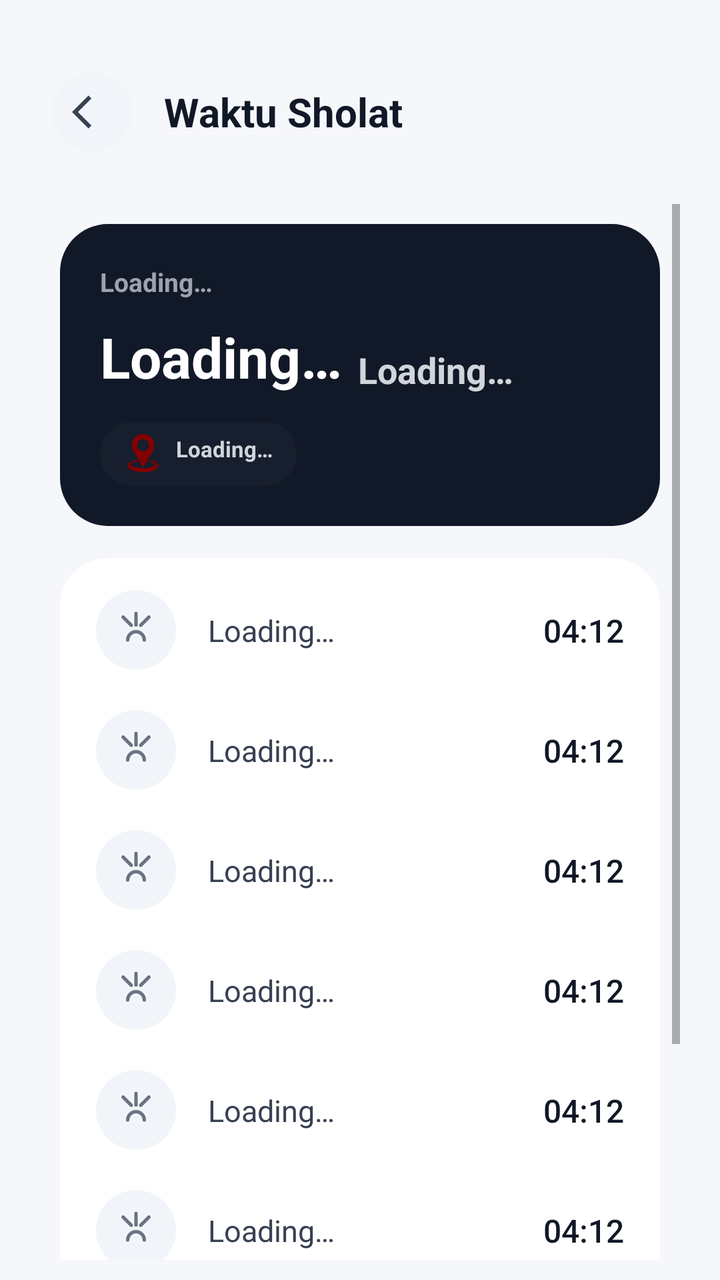
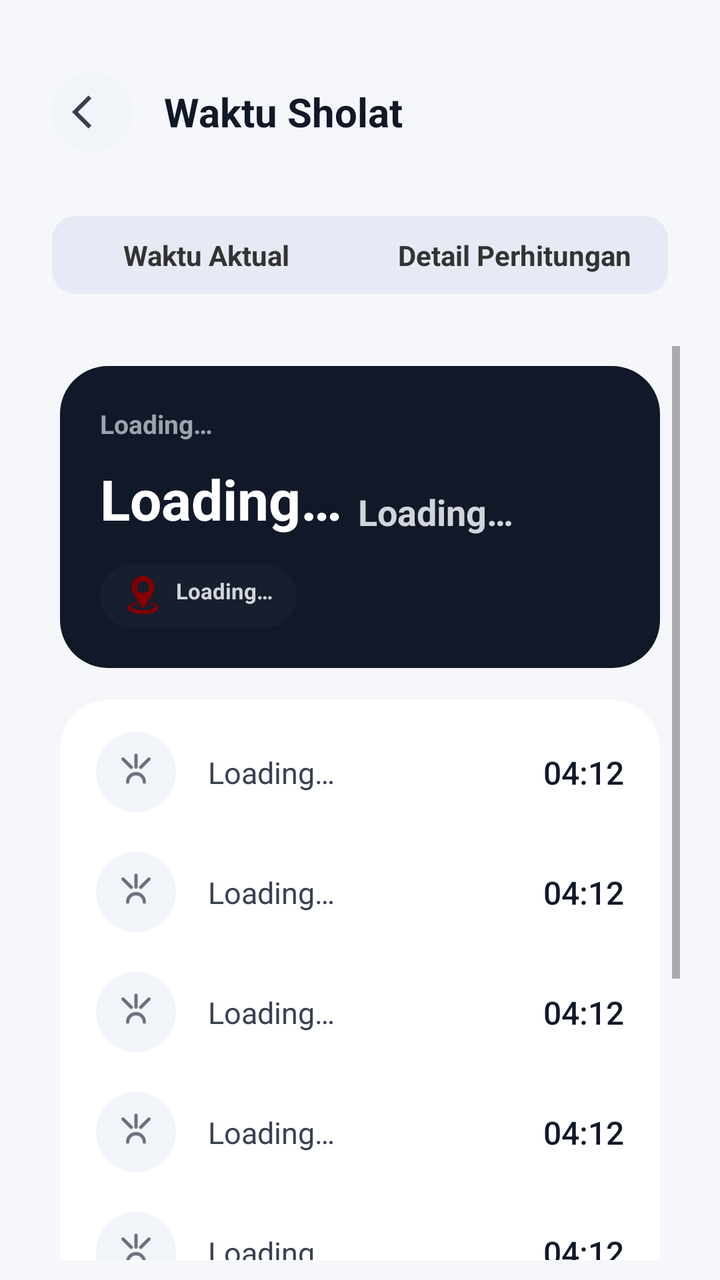

Compare the two renders of this Android layout. The source of the first and the diff that turns it into the second are given below.
<!-- AndroidManifest.xml: application theme AppTheme -->
<!-- res/layout/activity_waktu_sholat.xml -->
<?xml version="1.0" encoding="utf-8"?>
<LinearLayout xmlns:android="http://schemas.android.com/apk/res/android"
    xmlns:app="http://schemas.android.com/apk/res-auto"
    xmlns:tools="http://schemas.android.com/tools"
    android:layout_width="match_parent"
    android:layout_height="match_parent"
    android:orientation="vertical"
    android:paddingTop="20dp"
    android:paddingLeft="10dp"
    android:paddingRight="10dp"
    tools:context=".ui.waktusholat.WaktuSholatActivity"
    android:background="#F5F7FA">

    <LinearLayout
        android:layout_width="match_parent"
        android:layout_height="wrap_content"
        android:gravity="center_vertical"
        android:padding="16dp">
        <ImageView
            android:id="@+id/btnBack"
            android:layout_width="40dp"
            android:layout_height="40dp"
            android:padding="10dp"
            android:background="@drawable/bg_circle_button"
            android:backgroundTint="@color/waktu_sholat_icon_bg_inactive"
            android:src="@drawable/ic_arrow_back"
            app:tint="#374151"/>
        <TextView
        android:layout_width="wrap_content"
        android:layout_height="wrap_content"
        android:text="Waktu Sholat"
        android:textSize="20sp"
        android:textStyle="bold"
        android:layout_marginStart="16dp"
        android:textColor="#111827"/>
    </LinearLayout>

    <LinearLayout
        android:id="@+id/tabContainer"
        android:layout_width="match_parent"
        android:layout_height="wrap_content"
        android:background="@drawable/bg_tab_container"
        android:orientation="horizontal"
        android:visibility="gone"
        android:layout_margin="16dp">

        <TextView
            android:id="@+id/btnTabActual"
            android:layout_width="0dp"
            android:layout_height="wrap_content"
            android:layout_weight="1"
            android:background="@drawable/bg_tab_inactive"
            android:gravity="center"
            android:paddingVertical="10dp"
            android:text="Waktu Aktual"
            android:textColor="#333333"
            android:textStyle="bold"
            android:textSize="14sp" />

        <TextView
            android:id="@+id/btnTabDetail"
            android:layout_width="0dp"
            android:layout_height="wrap_content"
            android:layout_weight="1"
            android:background="@drawable/bg_tab_inactive"
            android:gravity="center"
            android:paddingVertical="10dp"
            android:text="Detail Perhitungan"
            android:textColor="#333333"
            android:textStyle="bold"
            android:textSize="14sp" />

    </LinearLayout>

    <ScrollView
        android:layout_width="match_parent"
        android:layout_height="match_parent"
        android:padding="10dp">

        <FrameLayout
            android:layout_width="match_parent"
            android:layout_height="wrap_content">

            <LinearLayout
                android:id="@+id/layoutWaktuSholat"
                android:layout_width="match_parent"
                android:layout_height="wrap_content"
                android:orientation="vertical"
                android:padding="10dp"
                android:visibility="visible">

                <androidx.constraintlayout.widget.ConstraintLayout
                    android:layout_width="match_parent"
                    android:layout_height="wrap_content"
                    android:background="@drawable/bg_card_rounded"
                    android:backgroundTint="@color/waktu_sholat_dark_bg"
                    android:padding="20dp">

                    <TextView
                        android:id="@+id/tvDate"
                        android:layout_width="0dp"
                        android:layout_height="wrap_content"
                        android:text="@string/loading"
                        android:textColor="@color/waktu_sholat_date_muted"
                        android:textSize="13sp"
                        android:textStyle="bold"
                        app:layout_constraintEnd_toEndOf="parent"
                        app:layout_constraintStart_toStartOf="parent"
                        app:layout_constraintTop_toTopOf="parent" />

                    <TextView
                        android:id="@+id/tvNextPrayer"
                        android:layout_width="wrap_content"
                        android:layout_height="wrap_content"
                        android:layout_marginTop="10dp"
                        android:text="@string/loading"
                        android:textColor="@android:color/white"
                        android:textSize="28sp"
                        android:textStyle="bold"
                        app:layout_constraintStart_toStartOf="parent"
                        app:layout_constraintTop_toBottomOf="@id/tvDate" />

                    <TextView
                        android:id="@+id/tvNextPrayerTime"
                        android:layout_width="wrap_content"
                        android:layout_height="wrap_content"
                        android:layout_marginStart="8dp"
                        android:text="@string/loading"
                        android:textColor="#D1D5DB"
                        android:textSize="18sp"
                        android:textStyle="bold"
                        app:layout_constraintBottom_toBottomOf="@id/tvNextPrayer"
                        app:layout_constraintStart_toEndOf="@id/tvNextPrayer" />

                    <TextView
                        android:id="@+id/tvLocationName"
                        android:layout_width="wrap_content"
                        android:layout_height="wrap_content"
                        android:layout_marginTop="14dp"
                        android:background="@drawable/bg_pill_dark"
                        android:drawablePadding="6dp"
                        android:paddingHorizontal="12dp"
                        android:paddingVertical="6dp"
                        android:text="@string/loading"
                        android:textColor="@color/waktu_sholat_pill_text"
                        android:textSize="11sp"
                        android:textStyle="bold"
                        app:drawableStartCompat="@drawable/ic_gis_location_poi"
                        app:layout_constraintStart_toStartOf="parent"
                        app:layout_constraintTop_toBottomOf="@id/tvNextPrayer" />

                </androidx.constraintlayout.widget.ConstraintLayout>

                <LinearLayout
                    android:layout_width="match_parent"
                    android:layout_height="wrap_content"
                    android:orientation="vertical"
                    android:layout_marginTop="16dp"
                    android:background="@drawable/bg_card_rounded"
                    android:backgroundTint="@color/card_white"
                    android:padding="6dp">

                    <include layout="@layout/item_prayer_row" android:id="@+id/rowTsulutsulLail"/>
                    <include layout="@layout/item_prayer_row" android:id="@+id/rowImsak"/>
                    <include layout="@layout/item_prayer_row" android:id="@+id/rowSubuh"/>
                    <include layout="@layout/item_prayer_row" android:id="@+id/rowDhuha"/>
                    <include layout="@layout/item_prayer_row" android:id="@+id/rowDzuhur"/>
                    <include layout="@layout/item_prayer_row" android:id="@+id/rowAshar"/>
                    <include layout="@layout/item_prayer_row" android:id="@+id/rowMaghrib"/>
                    <include layout="@layout/item_prayer_row" android:id="@+id/rowIsya"/>

                </LinearLayout>
            </LinearLayout>


            <LinearLayout
                android:id="@+id/layoutDetailKiblat"
                android:layout_width="match_parent"
                android:layout_height="wrap_content"
                android:orientation="vertical"
                android:padding="16dp"
                android:visibility="gone">

                <TextView
                    android:layout_width="wrap_content"
                    android:layout_height="wrap_content"
                    android:text="Koordinat Pengguna"
                    android:textColor="@android:color/black"
                    android:textStyle="bold"/>

                <EditText
                    android:id="@+id/etCoordinates"
                    android:layout_width="match_parent"
                    android:layout_height="wrap_content"
                    android:background="@drawable/bg_card_rounded"
                    android:padding="12dp"
                    android:enabled="false"
                    android:text="-7.123, 112.680"
                    android:textColor="@android:color/black"
                    android:layout_marginTop="8dp"/>

                <TextView
                    android:layout_width="wrap_content"
                    android:layout_height="wrap_content"
                    android:text="1. PERHITUNGAN ARAH KIBLAT"
                    android:textStyle="bold"
                    android:textColor="#E6B65D"
                    android:layout_marginTop="24dp"/>

                <TextView
                    android:id="@+id/tvCalculationResult"
                    android:layout_width="match_parent"
                    android:layout_height="wrap_content"
                    android:layout_marginTop="10dp"
                    android:fontFamily="monospace"
                    android:text="Memuat Perhitungan..."
                    android:textSize="12sp"
                    android:textColor="#333"
                    android:background="#FAFAFA"
                    android:padding="10dp"/>

                <LinearLayout
                    android:layout_width="match_parent"
                    android:layout_height="wrap_content"
                    android:orientation="horizontal"
                    android:layout_marginTop="10dp">
                    <TextView
                        android:text="Hasil Arah:"
                        android:layout_width="wrap_content"
                        android:layout_height="wrap_content"
                        android:layout_marginEnd="8dp"
                        android:textColor="#333"/>
                    <TextView
                        android:id="@+id/tvResultDegree"
                        android:layout_width="0dp"
                        android:layout_weight="1"
                        android:layout_height="wrap_content"
                        android:text="294° UTSB"
                        android:textColor="@android:color/white"
                        android:textStyle="bold"
                        android:gravity="center"
                        android:padding="8dp"
                        android:background="@drawable/bg_card_rounded"
                        android:backgroundTint="#E6B65D"/>
                </LinearLayout>

                <View
                    android:layout_width="match_parent"
                    android:layout_height="1dp"
                    android:background="#DDDDDD"
                    android:layout_marginVertical="20dp"/>

                <TextView
                    android:layout_width="wrap_content"
                    android:layout_height="wrap_content"
                    android:text="2. DETAIL RUMUS WAKTU SHOLAT"
                    android:textStyle="bold"
                    android:textColor="#E6B65D"/>

                <TextView
                    android:layout_width="wrap_content"
                    android:layout_height="wrap_content"
                    android:text="(Metode Kemenag / Ephemeris Approximation)"
                    android:textSize="10sp"
                    android:textColor="#888"/>

                <TextView
                    android:id="@+id/tvPrayerCalculationDetail"
                    android:layout_width="match_parent"
                    android:layout_height="wrap_content"
                    android:layout_marginTop="10dp"
                    android:fontFamily="monospace"
                    android:text="Memuat rumus..."
                    android:textSize="12sp"
                    android:textColor="#333"
                    android:background="#FAFAFA"
                    android:padding="10dp"
                    android:lineSpacingExtra="4dp"/>

                <View
                    android:layout_width="match_parent"
                    android:layout_height="50dp"/>

            </LinearLayout>
        </FrameLayout>
    </ScrollView>
</LinearLayout>
<!-- res/layout/item_prayer_row.xml (included above) -->
<?xml version="1.0" encoding="utf-8"?>
<androidx.constraintlayout.widget.ConstraintLayout xmlns:android="http://schemas.android.com/apk/res/android"
    xmlns:app="http://schemas.android.com/apk/res-auto"
    xmlns:tools="http://schemas.android.com/tools"
    android:id="@+id/rowRoot"
    android:layout_width="match_parent"
    android:layout_height="wrap_content"
    android:background="@drawable/bg_card_rounded"
    android:backgroundTint="@android:color/transparent"
    android:paddingHorizontal="12dp"
    android:paddingVertical="10dp">

    <FrameLayout
        android:id="@+id/iconContainer"
        android:layout_width="40dp"
        android:layout_height="40dp"
        android:background="@drawable/bg_circle_button"
        android:backgroundTint="@color/waktu_sholat_icon_bg_inactive"
        app:layout_constraintBottom_toBottomOf="parent"
        app:layout_constraintStart_toStartOf="parent"
        app:layout_constraintTop_toTopOf="parent">

        <ImageView
            android:id="@+id/ivIcon"
            android:layout_width="20dp"
            android:layout_height="20dp"
            android:layout_gravity="center"
            android:src="@drawable/ic_prayer_subuh"
            app:tint="@color/waktu_sholat_icon_muted"
            tools:ignore="ContentDescription" />
    </FrameLayout>

    <TextView
        android:id="@+id/tvPrayerName"
        android:layout_width="0dp"
        android:layout_height="wrap_content"
        android:layout_marginStart="16dp"
        android:text="@string/loading"
        android:textColor="#374151"
        android:textSize="15sp"
        android:textStyle="normal"
        app:layout_constraintBottom_toBottomOf="@id/iconContainer"
        app:layout_constraintEnd_toStartOf="@id/tvTime"
        app:layout_constraintStart_toEndOf="@id/iconContainer"
        app:layout_constraintTop_toTopOf="@id/iconContainer" />

    <TextView
        android:id="@+id/tvTime"
        android:layout_width="wrap_content"
        android:layout_height="wrap_content"
        android:text="04:12"
        android:textColor="#111827"
        android:textSize="16sp"
        android:fontFamily="sans-serif-medium"
        app:layout_constraintBottom_toBottomOf="@id/iconContainer"
        app:layout_constraintEnd_toEndOf="parent"
        app:layout_constraintTop_toTopOf="@id/iconContainer" />

</androidx.constraintlayout.widget.ConstraintLayout>
<!-- resources referenced by this layout -->
<resources>
  <color name="card_white">#FFFFFF</color>
  <color name="waktu_sholat_dark_bg">#111827</color>
  <color name="waktu_sholat_date_muted">#9CA3AF</color>
  <color name="waktu_sholat_icon_bg_inactive">#F1F5F9</color>
  <color name="waktu_sholat_icon_muted">#6B7280</color>
  <color name="waktu_sholat_pill_text">#D1D5DB</color>
  <!-- drawable bg_card_rounded (drawable) -->
  <?xml version="1.0" encoding="utf-8"?>
  <shape xmlns:android="http://schemas.android.com/apk/res/android">
      <solid android:color="@color/card_white"/>
      <corners android:radius="24dp"/>
  </shape>
  <!-- drawable bg_circle_button (drawable) -->
  <?xml version="1.0" encoding="utf-8"?>
  <shape xmlns:android="http://schemas.android.com/apk/res/android" android:shape="oval">
      <solid android:color="#FFFFFF"/> </shape>
  <!-- drawable bg_pill_dark (drawable) -->
  <?xml version="1.0" encoding="utf-8"?>
  <shape xmlns:android="http://schemas.android.com/apk/res/android">
      <solid android:color="#332D3748"/>
      <corners android:radius="999dp"/>
  </shape>
  <!-- drawable bg_tab_container (drawable) -->
  <?xml version="1.0" encoding="utf-8"?>
  <shape xmlns:android="http://schemas.android.com/apk/res/android">
      <solid android:color="#E6EAF5" /> <corners android:radius="12dp" />
  </shape>
  <!-- drawable bg_tab_inactive (drawable) -->
  <?xml version="1.0" encoding="utf-8"?>
  <shape xmlns:android="http://schemas.android.com/apk/res/android">
      <solid android:color="@android:color/transparent" />
      <corners android:radius="10dp" />
  </shape>
  <!-- drawable ic_arrow_back (drawable) -->
  <vector android:height="24dp" android:tint="#FFFFFF"
      android:viewportHeight="24" android:viewportWidth="24"
      android:width="24dp" xmlns:android="http://schemas.android.com/apk/res/android">
      <path android:fillColor="@android:color/white" android:pathData="M11.67,3.87L9.9,2.1 0,12l9.9,9.9 1.77,-1.77L3.54,12z"/>
  </vector>
  <string name="loading">Loading…</string>
  <style name="AppTheme" parent="Theme.AlKaukaba">
          <item name="android:windowDrawsSystemBarBackgrounds" tools:targetApi="lollipop">true</item>
      </style>
  <style name="Theme.AlKaukaba" parent="Theme.MaterialComponents.DayNight.NoActionBar">
          
          <item name="colorPrimary">@color/purple_500</item>
          <item name="colorPrimaryVariant">@color/transparent</item>
          <item name="colorOnPrimary">@color/white</item>
          
          <item name="colorSecondary">@color/teal_200</item>
          <item name="colorSecondaryVariant">@color/teal_700</item>
          <item name="colorOnSecondary">@color/black</item>
          
          <item name="android:statusBarColor" tools:targetApi="l">?attr/colorPrimaryVariant</item>
          
      </style>
  <color name="purple_500">#FF6200EE</color>
  <color name="transparent">#00FFFFFF</color>
  <color name="white">#FFFFFFFF</color>
  <color name="teal_200">#FF03DAC5</color>
  <color name="teal_700">#FF018786</color>
  <color name="black">#FF000000</color>
  <!-- unchanged entries left out for length: 2 -->
</resources>

<!-- the commit's change to res/layout/activity_waktu_sholat.xml (unified diff, before → after) -->
@@ -41,7 +41,6 @@
         android:layout_height="wrap_content"
         android:background="@drawable/bg_tab_container"
         android:orientation="horizontal"
-        android:visibility="gone"
         android:layout_margin="16dp">
 
         <TextView
@@ -253,29 +252,36 @@
                 <TextView
                     android:layout_width="wrap_content"
                     android:layout_height="wrap_content"
-                    android:text="2. DETAIL RUMUS WAKTU SHOLAT"
+                    android:text="2. DETAIL PERHITUNGAN WAKTU SHOLAT"
                     android:textStyle="bold"
                     android:textColor="#E6B65D"/>
 
                 <TextView
+                    android:id="@+id/tvPrayerBreakdownSubtitle"
                     android:layout_width="wrap_content"
                     android:layout_height="wrap_content"
-                    android:text="(Metode Kemenag / Ephemeris Approximation)"
+                    android:text="Breakdown perhitungan (Ephemeris Approximation)"
                     android:textSize="10sp"
                     android:textColor="#888"/>
 
-                <TextView
-                    android:id="@+id/tvPrayerCalculationDetail"
+                <LinearLayout
+                    android:id="@+id/layoutPrayerBreakdownContainer"
+                    android:layout_width="match_parent"
+                    android:layout_height="wrap_content"
+                    android:orientation="vertical"
+                    android:layout_marginTop="10dp"/>
+
+                <TextView
+                    android:id="@+id/tvNoPrayerBreakdown"
                     android:layout_width="match_parent"
                     android:layout_height="wrap_content"
                     android:layout_marginTop="10dp"
-                    android:fontFamily="monospace"
-                    android:text="Memuat rumus..."
+                    android:text="Metode perhitungan yang aktif saat ini tidak punya breakdown detail - nilainya diambil langsung dari Aladhan API, bukan hasil hitung lokal."
                     android:textSize="12sp"
-                    android:textColor="#333"
+                    android:textColor="#666"
                     android:background="#FAFAFA"
                     android:padding="10dp"
-                    android:lineSpacingExtra="4dp"/>
+                    android:visibility="gone"/>
 
                 <View
                     android:layout_width="match_parent"
